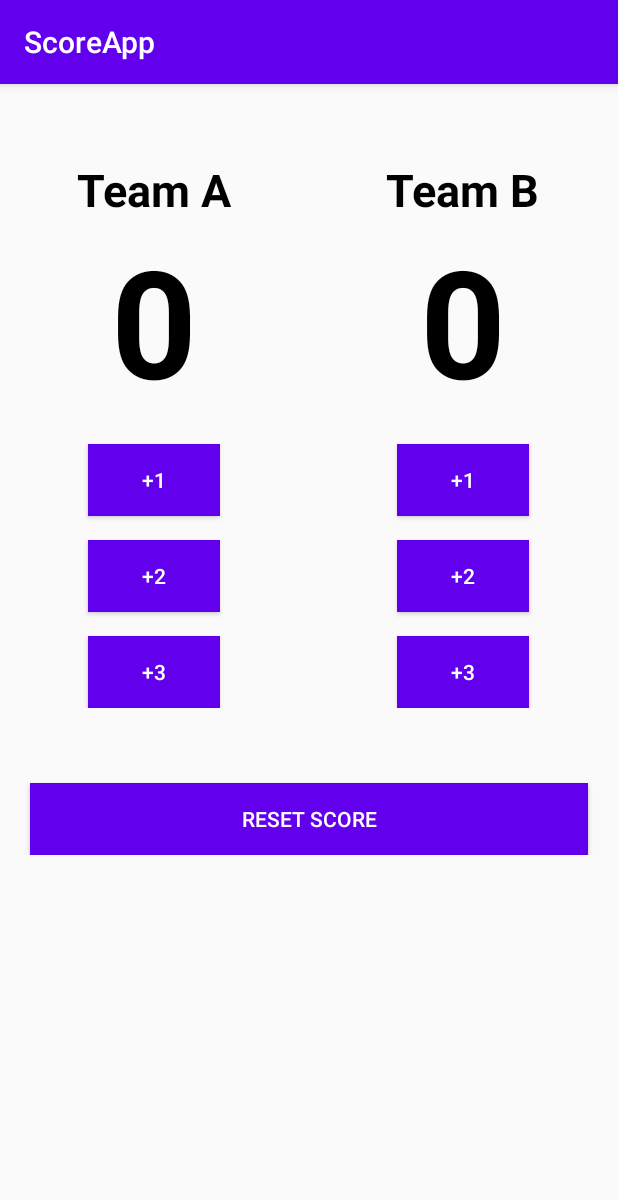
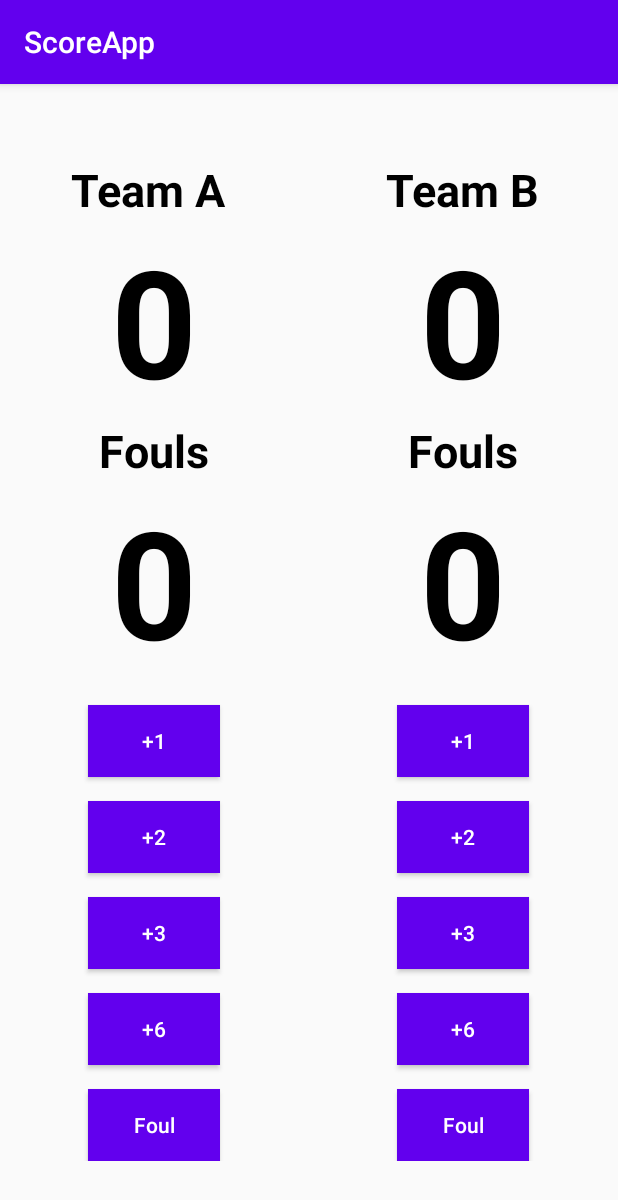
Before and after one commit to AmeenAhmed1/android-basic-nanodegree-udacity, an Android app: the screen it shows after launch (MainActivity), on a phone screen of 412 x 824 dp. Shown: the top 1200 px of the screen. Run offline under Robolectric (Android 15) with nearby library versions, the phone set to English and light mode, and no system bars.

Commit message:
Update: Project2 - Score App

```diff
--- a/ScoreApp/app/src/main/java/com/ameen/scoreapp/MainActivity.java
+++ b/ScoreApp/app/src/main/java/com/ameen/scoreapp/MainActivity.java
@@ -12,11 +12,14 @@ import android.widget.TextView;
 public class MainActivity extends AppCompatActivity implements View.OnClickListener {
 
     TextView teamAScore, teamBScore;
-    Button teamAOne, teamATwo, teamAThree;
-    Button teamBOne, teamBTwo, teamBThree;
+    TextView teamAFoul, teamBFoul;
+    Button teamAOne, teamATwo, teamAThree, teamASix;
+    Button teamBOne, teamBTwo, teamBThree, teamBSix;
+    Button bTeamAFoul, bTeamBFoul;
     Button resetButton;
 
     int scoreA = 0, scoreB = 0;
+    int aFoul = 0, bFoul = 0;
 
     @Override
     protected void onCreate(Bundle savedInstanceState) {
@@ -27,6 +30,10 @@ public class MainActivity extends AppCompatActivity implements View.OnClickListe
         teamAScore.setText(String.valueOf(scoreA));
         teamBScore = findViewById(R.id.textTeamBScore);
         teamBScore.setText(String.valueOf(scoreB));
+        teamAFoul = findViewById(R.id.textTeamAFoul);
+        teamAFoul.setText(String.valueOf(aFoul));
+        teamBFoul = findViewById(R.id.textTeamBFoul);
+        teamBFoul.setText(String.valueOf(bFoul));
 
         teamAOne = findViewById(R.id.btnTeamAOne);
         teamAOne.setOnClickListener(this);
@@ -34,6 +41,10 @@ public class MainActivity extends AppCompatActivity implements View.OnClickListe
         teamATwo.setOnClickListener(this);
         teamAThree = findViewById(R.id.btnTeamAThree);
         teamAThree.setOnClickListener(this);
+        teamASix = findViewById(R.id.btnTeamASix);
+        teamASix.setOnClickListener(this);
+        bTeamAFoul = findViewById(R.id.btnTeamAFoul);
+        bTeamAFoul.setOnClickListener(this);
 
         teamBOne = findViewById(R.id.btnTeamBOne);
         teamBOne.setOnClickListener(this);
@@ -41,6 +52,10 @@ public class MainActivity extends AppCompatActivity implements View.OnClickListe
         teamBTwo.setOnClickListener(this);
         teamBThree = findViewById(R.id.btnTeamBThree);
         teamBThree.setOnClickListener(this);
+        teamBSix = findViewById(R.id.btnTeamBSix);
+        teamBSix.setOnClickListener(this);
+        bTeamBFoul = findViewById(R.id.btnTeamBFoul);
+        bTeamBFoul.setOnClickListener(this);
 
         resetButton = findViewById(R.id.btnReset);
         resetButton.setOnClickListener(this);
@@ -51,6 +66,8 @@ public class MainActivity extends AppCompatActivity implements View.OnClickListe
     public void onSaveInstanceState(@NonNull Bundle outState) {
         outState.putInt("ScoreA", scoreA);
         outState.putInt("ScoreB", scoreB);
+        outState.putInt("FoulA", aFoul);
+        outState.putInt("FoulB", bFoul);
         super.onSaveInstanceState(outState);
     }
 
@@ -60,8 +77,14 @@ public class MainActivity extends AppCompatActivity implements View.OnClickListe
 
         scoreA = savedInstanceState.getInt("ScoreA");
         scoreB = savedInstanceState.getInt("ScoreB");
-        teamAScore.setText(String.valueOf(scoreA));
-        teamBScore.setText(String.valueOf(scoreB));
+        aFoul = savedInstanceState.getInt("FoulA");
+        bFoul = savedInstanceState.getInt("FoulB");
+
+        setTeamAScore(scoreA);
+        setTeamBScore(scoreB);
+
+        setTeamAFoul(aFoul);
+        setTeamBFoul(bFoul);
     }
 
     @Override
@@ -69,36 +92,72 @@ public class MainActivity extends AppCompatActivity implements View.OnClickListe
 
         switch (view.getId()) {
             case R.id.btnTeamAOne:
-                teamAScore.setText(String.valueOf(scoreA += 1));
+                setTeamAScore(scoreA += 1);
                 break;
 
             case R.id.btnTeamATwo:
-                teamAScore.setText(String.valueOf(scoreA += 2));
+                setTeamAScore(scoreA += 2);
                 break;
 
             case R.id.btnTeamAThree:
-                teamAScore.setText(String.valueOf(scoreA += 3));
+                setTeamAScore(scoreA += 3);
                 break;
 
+            case R.id.btnTeamASix:
+                setTeamAScore(scoreA += 6);
+                break;
+
+            case R.id.btnTeamAFoul:
+                setTeamAFoul(++aFoul);
+                break;
 
             case R.id.btnTeamBOne:
-                teamBScore.setText(String.valueOf(scoreB += 1));
+                setTeamBScore(scoreB += 1);
                 break;
 
             case R.id.btnTeamBTwo:
-                teamBScore.setText(String.valueOf(scoreB += 2));
+                setTeamBScore(scoreB += 2);
                 break;
 
             case R.id.btnTeamBThree:
-                teamBScore.setText(String.valueOf(scoreB += 3));
+                setTeamBScore(scoreB += 3);
+                break;
+
+            case R.id.btnTeamBSix:
+                setTeamBScore(scoreB += 6);
+                break;
+
+            case R.id.btnTeamBFoul:
+                setTeamBFoul(++bFoul);
                 break;
 
             case R.id.btnReset:
                 scoreA = 0;
                 scoreB = 0;
-                teamAScore.setText(String.valueOf(scoreA));
-                teamBScore.setText(String.valueOf(scoreB));
+                aFoul = 0;
+                bFoul = 0;
+                setTeamAScore(scoreA);
+                setTeamBScore(scoreB);
+                setTeamAFoul(aFoul);
+                setTeamBFoul(bFoul);
                 break;
         }
     }
+
+
+    private void setTeamAScore(int score) {
+        teamAScore.setText(String.valueOf(score));
+    }
+
+    private void setTeamAFoul(int foul) {
+        teamAFoul.setText(String.valueOf(foul));
+    }
+
+    private void setTeamBScore(int score) {
+        teamBScore.setText(String.valueOf(score));
+    }
+
+    private void setTeamBFoul(int foul) {
+        teamBFoul.setText(String.valueOf(foul));
+    }
 }
--- a/ScoreApp/app/src/main/res/layout/activity_main.xml
+++ b/ScoreApp/app/src/main/res/layout/activity_main.xml
@@ -28,7 +28,7 @@
                     android:layout_width="wrap_content"
                     android:layout_height="wrap_content"
                     android:layout_gravity="center"
-                    android:text="Team A"
+                    android:text="Team A "
                     android:textColor="@android:color/black"
                     android:textSize="30sp"
                     android:textStyle="bold" />
@@ -40,6 +40,26 @@
                     android:layout_height="wrap_content"
                     android:layout_gravity="center"
                     android:text="10"
+                    android:textColor="@android:color/black"
+                    android:textSize="100sp"
+                    android:textStyle="bold" />
+
+                <TextView
+                    android:layout_width="wrap_content"
+                    android:layout_height="wrap_content"
+                    android:layout_gravity="center"
+                    android:text="Fouls"
+                    android:textColor="@android:color/black"
+                    android:textSize="30sp"
+                    android:textStyle="bold" />
+
+
+                <TextView
+                    android:id="@+id/textTeamAFoul"
+                    android:layout_width="wrap_content"
+                    android:layout_height="wrap_content"
+                    android:layout_gravity="center"
+                    android:text="0"
                     android:textColor="@android:color/black"
                     android:textSize="100sp"
                     android:textStyle="bold" />
@@ -77,6 +97,29 @@
                     android:text="+3"
                     android:textColor="@android:color/white" />
 
+                <Button
+                    android:id="@+id/btnTeamASix"
+                    android:layout_width="wrap_content"
+                    android:layout_height="wrap_content"
+                    android:layout_gravity="center"
+                    android:layout_marginTop="16dp"
+                    android:background="@color/colorPrimary"
+                    android:elevation="4dp"
+                    android:text="+6"
+                    android:textColor="@android:color/white" />
+
+                <Button
+                    android:id="@+id/btnTeamAFoul"
+                    android:layout_width="wrap_content"
+                    android:layout_height="wrap_content"
+                    android:layout_gravity="center"
+                    android:layout_marginTop="16dp"
+                    android:background="@color/colorPrimary"
+                    android:elevation="4dp"
+                    android:text="Foul"
+                    android:textAllCaps="false"
+                    android:textColor="@android:color/white" />
+
             </androidx.appcompat.widget.LinearLayoutCompat>
 
 
@@ -102,6 +145,26 @@
                     android:layout_height="wrap_content"
                     android:layout_gravity="center"
                     android:text="5"
+                    android:textColor="@android:color/black"
+                    android:textSize="100sp"
+                    android:textStyle="bold" />
+
+                <TextView
+                    android:layout_width="wrap_content"
+                    android:layout_height="wrap_content"
+                    android:layout_gravity="center"
+                    android:text="Fouls"
+                    android:textColor="@android:color/black"
+                    android:textSize="30sp"
+                    android:textStyle="bold" />
+
+
+                <TextView
+                    android:id="@+id/textTeamBFoul"
+                    android:layout_width="wrap_content"
+                    android:layout_height="wrap_content"
+                    android:layout_gravity="center"
+                    android:text="1"
                     android:textColor="@android:color/black"
                     android:textSize="100sp"
                     android:textStyle="bold" />
@@ -139,6 +202,29 @@
                     android:text="+3"
                     android:textColor="@android:color/white" />
 
+                <Button
+                    android:id="@+id/btnTeamBSix"
+                    android:layout_width="wrap_content"
+                    android:layout_height="wrap_content"
+                    android:layout_gravity="center"
+                    android:layout_marginTop="16dp"
+                    android:background="@color/colorPrimary"
+                    android:elevation="4dp"
+                    android:text="+6"
+                    android:textColor="@android:color/white" />
+
+                <Button
+                    android:id="@+id/btnTeamBFoul"
+                    android:layout_width="wrap_content"
+                    android:layout_height="wrap_content"
+                    android:layout_gravity="center"
+                    android:layout_marginTop="16dp"
+                    android:background="@color/colorPrimary"
+                    android:elevation="4dp"
+                    android:text="Foul"
+                    android:textAllCaps="false"
+                    android:textColor="@android:color/white" />
+
             </androidx.appcompat.widget.LinearLayoutCompat>
 
         </androidx.appcompat.widget.LinearLayoutCompat>
```
Also changed, not shown: 2 other files.
